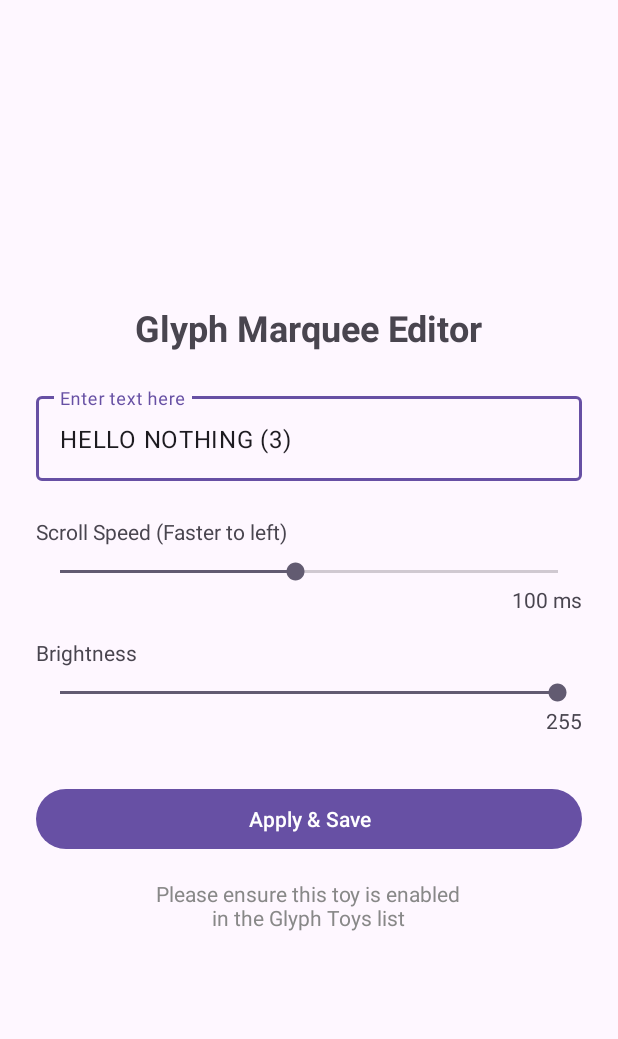
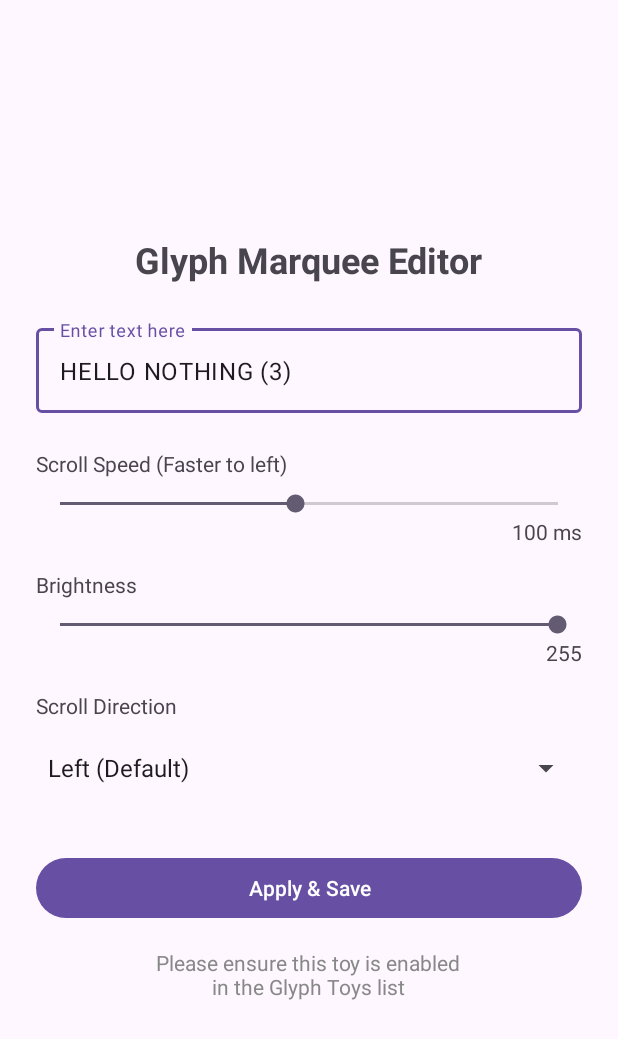
Before and after one commit to bluehomewu/GlyphMarquee, an Android app: the screen it shows after launch (MainActivity), on a phone screen of 412 x 824 dp. Shown: the top 1039 px of the screen. Run offline under Robolectric (Android 15) with nearby library versions, the phone set to English and light mode, and no system bars.

Commit message:
GlyphMatrix: feat: add scroll direction control (Left, Right, Up, Down)
- Added a Spinner to the UI for selecting scroll direction.
- Updated `MarqueeService` to handle bitmap rotation:
  - Rotates text 90° clockwise for "Up" scrolling.
  - Rotates text 90° counter-clockwise for "Down" scrolling.
- Adjusted pixel rendering logic to support both X-axis and Y-axis scrolling with reverse direction support.

Signed-off-by: EdwardWu <bluehome.wu@gmail.com>

```diff
--- a/app/src/main/java/tw/bluehomewu/glyphmarquee/MainActivity.kt
+++ b/app/src/main/java/tw/bluehomewu/glyphmarquee/MainActivity.kt
@@ -3,8 +3,10 @@ package tw.bluehomewu.glyphmarquee
 import android.content.Context
 import android.content.Intent
 import android.os.Bundle
+import android.widget.ArrayAdapter
 import android.widget.Button
 import android.widget.SeekBar
+import android.widget.Spinner
 import android.widget.TextView
 import android.widget.Toast
 import androidx.appcompat.app.AppCompatActivity
@@ -24,7 +26,20 @@ class MainActivity : AppCompatActivity() {
         val sbBrightness = findViewById<SeekBar>(R.id.sbBrightness)
         val tvBrightnessValue = findViewById<TextView>(R.id.tvBrightnessValue)
 
+        // 新增 Spinner 參考
+        val spDirection = findViewById<Spinner>(R.id.spDirection)
+
         val btnApply = findViewById<Button>(R.id.btnApply)
+
+        // 設定 Spinner 的內容 (讀取 strings.xml 裡的陣列)
+        ArrayAdapter.createFromResource(
+            this,
+            R.array.directions,
+            android.R.layout.simple_spinner_item
+        ).also { adapter ->
+            adapter.setDropDownViewResource(android.R.layout.simple_spinner_dropdown_item)
+            spDirection.adapter = adapter
+        }
 
         // 1. 讀取儲存的設定
         val prefs = getSharedPreferences("MarqueePrefs", Context.MODE_PRIVATE)
@@ -40,6 +55,10 @@ class MainActivity : AppCompatActivity() {
         val savedBrightness = prefs.getInt("brightness", 255)
         sbBrightness.progress = savedBrightness
         tvBrightnessValue.text = "$savedBrightness"
+
+        // 讀取方向 (預設 0 = Left)
+        val savedDirection = prefs.getInt("direction", 0)
+        spDirection.setSelection(savedDirection)
 
         // 2. 拉桿監聽器
         sbSpeed.setOnSeekBarChangeListener(object : SeekBar.OnSeekBarChangeListener {
@@ -68,11 +87,15 @@ class MainActivity : AppCompatActivity() {
 
             val newBrightness = sbBrightness.progress
 
+            // 取得選中的方向 (Index)
+            val newDirection = spDirection.selectedItemPosition
+
             // 儲存設定
             prefs.edit().apply {
                 putString("text", newText)
                 putInt("speed", newSpeed)
                 putInt("brightness", newBrightness)
+                putInt("direction", newDirection) // 儲存方向
                 apply()
             }
 
--- a/app/src/main/res/layout/activity_main.xml
+++ b/app/src/main/res/layout/activity_main.xml
@@ -53,7 +53,7 @@
         android:layout_gravity="end"/>
 
     <!-- =========================== -->
-    <!-- 新增：亮度控制 -->
+    <!-- 亮度控制 -->
     <!-- =========================== -->
     <TextView
         android:layout_width="wrap_content"
@@ -79,6 +79,24 @@
         android:layout_gravity="end"/>
     <!-- =========================== -->
 
+    <!-- =========================== -->
+    <!-- 方向控制 -->
+    <!-- =========================== -->
+    <TextView
+        android:layout_width="wrap_content"
+        android:layout_height="wrap_content"
+        android:text="@string/direction_label"
+        android:layout_marginTop="16dp"
+        android:layout_gravity="start"/>
+
+    <Spinner
+        android:id="@+id/spDirection"
+        android:layout_width="match_parent"
+        android:layout_height="wrap_content"
+        android:layout_marginTop="8dp"
+        android:minHeight="48dp"/>
+    <!-- =========================== -->
+
     <!-- 套用按鈕 -->
     <Button
         android:id="@+id/btnApply"
--- a/app/src/main/res/values/strings.xml
+++ b/app/src/main/res/values/strings.xml
@@ -17,4 +17,13 @@
     <string name="btn_apply">Apply &amp; Save</string>
     <string name="warning_text">Please ensure this toy is enabled\nin the Glyph Toys list</string>
     <string name="toast_settings_updated">Settings Updated!</string>
+
+    <!-- Direction Strings -->
+    <string name="direction_label">Scroll Direction</string>
+    <string-array name="directions">
+        <item>Left (Default)</item>
+        <item>Right</item>
+        <item>Up</item>
+        <item>Down</item>
+    </string-array>
 </resources>
```
Also changed, not shown: app/src/main/java/tw/bluehomewu/glyphmarquee/MarqueeService.kt (+83 -21 lines), 1 other file.
